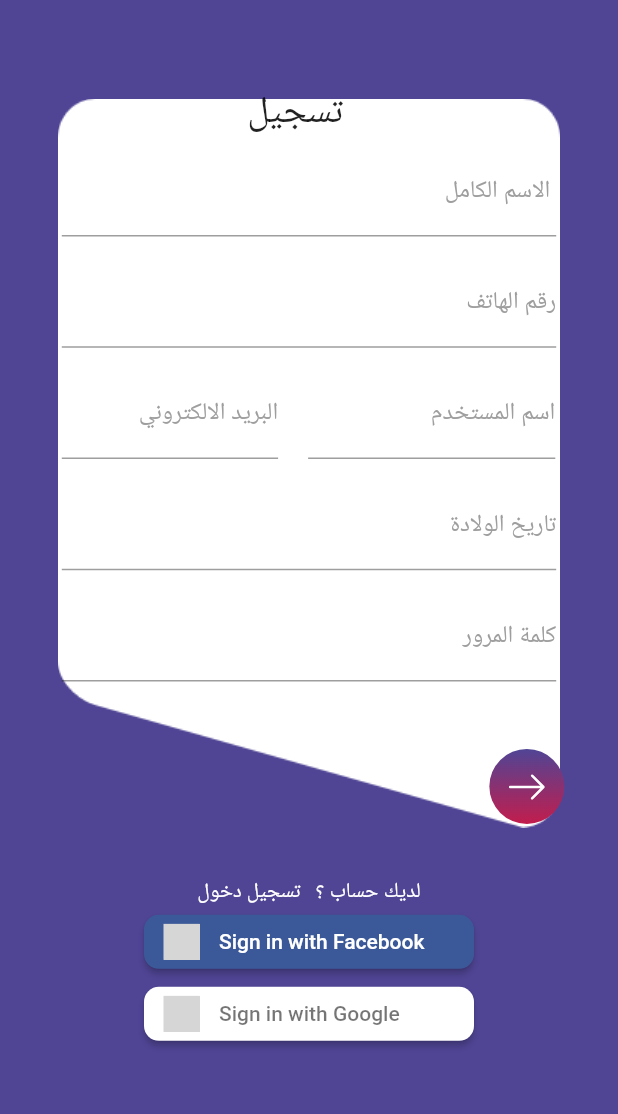
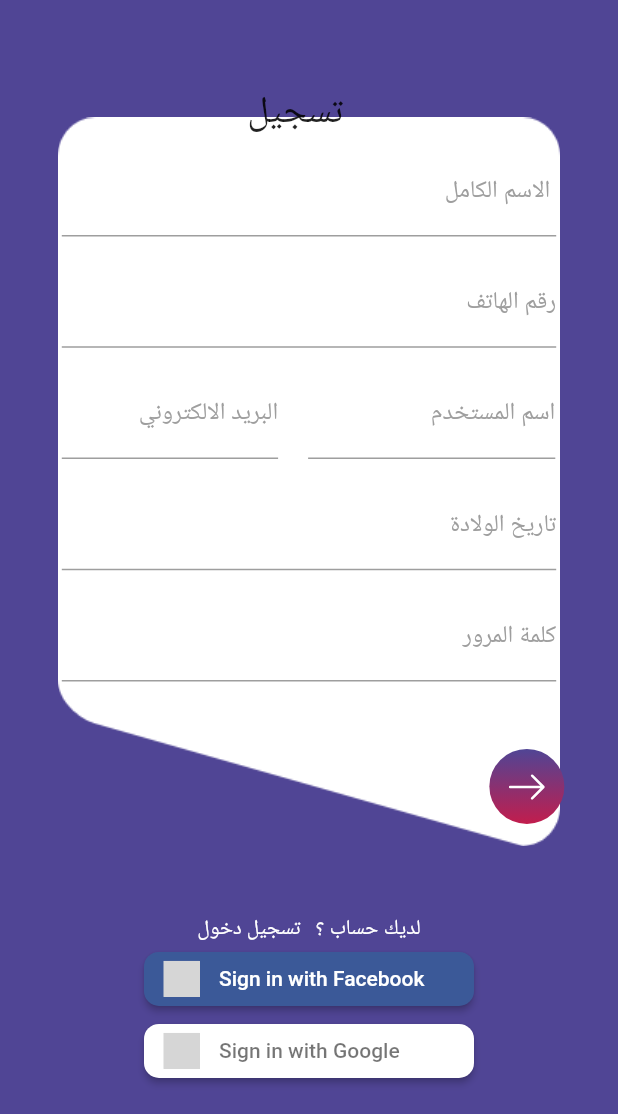
Before and after one commit to mosabkilani98/waklni, a Flutter app: the Register screen opened by its route, on a phone screen of 412 x 824 dp, the part 122-1236 px from its top. Run offline on Flutter 3.47's test engine with Material 2 defaults, Android fonts, the phone set to English and light mode, and no system bars; our stand-ins replace carousel_pro_nullsafety, flutter_signin_button, flutter_svg, pin_code_fields; missing offline and left inert: dart:ffi; grey boxes are pictures that could not be loaded.

Commit message:
Update register.dart

```diff
--- a/lib/screens/register.dart
+++ b/lib/screens/register.dart
@@ -32,7 +32,7 @@ class Register extends StatelessWidget {
                   child: Image.asset(
                     'assets/7.png',
                     width: size.width * 0.9,
-                    height: size.height * 0.67,
+                    height: size.height * 0.7,
                   ),
                 ),
                 Positioned(
```
